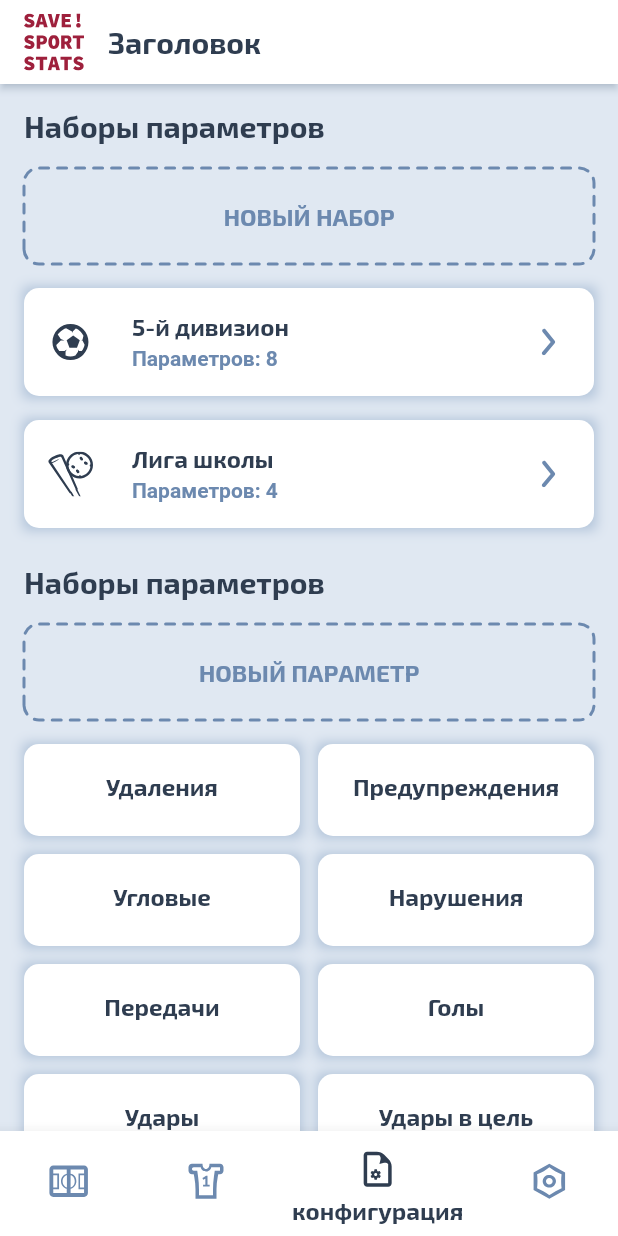
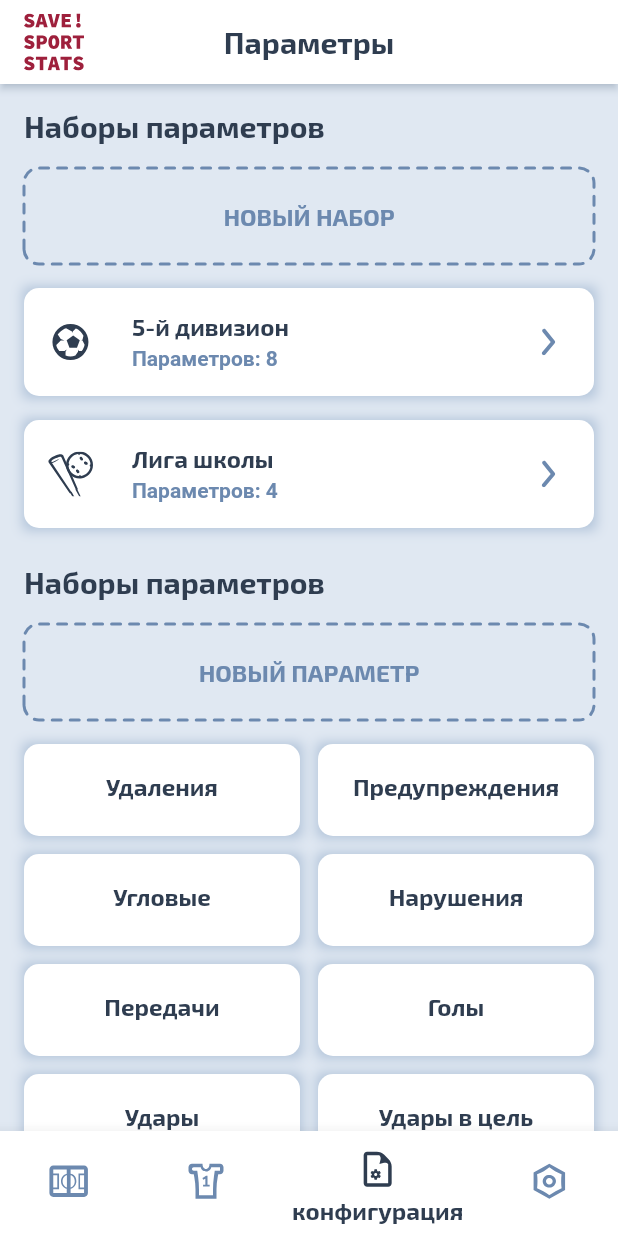
Before and after one commit to eugene-dadonov/save_sport_stats, a Flutter app: the screen it shows after launch, item 3 of the bottom bar chosen, on a phone screen of 412 x 824 dp. Run offline on Flutter 3.47's test engine with Material 2 defaults, Android fonts, the light colour scheme and no system bars; drawn by our look-alikes of dotted_border; our stand-ins replace bloc, equatable, flutter_bloc, flutter_svg, google_fonts, hive and 2 more; accounts and stored records are empty; Roboto replaces fonts that are missing (Ubuntu).

Commit message:
- PageViewer для Home;

```diff
--- a/lib/features/screen_home/presentation/page/home_page.dart
+++ b/lib/features/screen_home/presentation/page/home_page.dart
@@ -16,58 +16,128 @@ import 'package:sport_stats_live/features/screen_settings/presentation/page.dart
 import 'package:sport_stats_live/features/screen_teams_list/presentation/page/team_list_page.dart';
 import 'package:sport_stats_live/features/team/domain/bloc/bloc.dart';
 
-class HomeScreen extends StatelessWidget {
+class HomeScreen extends StatefulWidget {
   const HomeScreen({Key? key}) : super(key: key);
+
+  @override
+  State<HomeScreen> createState() => _HomeScreenState();
+}
+
+class _HomeScreenState extends State<HomeScreen> {
+  late List<Widget> pages;
+  int _selectedIndex = 0;
+
+  final PageController pageController = PageController(
+    initialPage: 0,
+    keepPage: true,
+  );
+
+  @override
+  void initState() {
+    pages = <Widget>[
+      MatchListPage.view(context.read<MatchBloc>()),
+      TeamsListPage.view(BlocProvider.of<TeamsBloc>(context)),
+      ConfigurationScreen.view(
+        configurationBloc: BlocProvider.of<ConfigurationBloc>(context),
+        parameterBloc: BlocProvider.of<ParameterBloc>(context),
+      ),
+      const SettingsScreen(),
+    ];
+  }
 
   @override
   Widget build(BuildContext context) {
     return BlocBuilder<TabBloc, AppTab>(
       builder: (context, activeTab) {
-        final textColor = ThemeHolder.of(context).main;
         return Scaffold(
-          //TODO: Вынести AppBar в отдельный Bloc
-          appBar: AppBar(
-            backgroundColor: ThemeHolder.of(context).card,
-            elevation: 2,
-            shadowColor: ThemeHolder.of(context).cardShadow,
-            title: Text(
-              "Заголовок",
-              style: ThemeHolder.of(context).textStyle.h2(color: textColor),
-            ),
-            leading: Padding(
-              padding: const EdgeInsets.only(left: 16),
-              child: AppIcon(
-                icon: AppIcons.logo,
-                color: ThemeHolder.of(context).warning,
-                height: 50,
-              ),
-            ),
-            actions: [],
+          appBar: _buildAppBar(context, activeTab),
+          body: PageView(
+            controller: pageController,
+            onPageChanged: (index) {
+              BlocProvider.of<TabBloc>(context).add(TabUpdated(AppTab.values[index]));
+            },
+            children: pages,
           ),
-          body: _getBody(context, activeTab),
           bottomNavigationBar: TabSelector(
             activeTab: activeTab,
-            onTabSelected: (tab) =>
-                BlocProvider.of<TabBloc>(context).add(TabUpdated(tab)),
+            onTabSelected: (tab) {
+              BlocProvider.of<TabBloc>(context).add(TabUpdated(tab));
+              pageController.jumpToPage(tab.index);
+            }
           ),
         );
       },
     );
   }
 
-  Widget _getBody(BuildContext context, AppTab appTab) {
+  AppBar _buildAppBar(BuildContext context, AppTab appTab) {
+    final textColor = ThemeHolder.of(context).main;
+
     switch (appTab) {
       case AppTab.matches:
-        return MatchListPage.view(context.read<MatchBloc>());
+        return AppBar(
+          centerTitle: true,
+          backgroundColor: ThemeHolder.of(context).card,
+          elevation: 2,
+          shadowColor: ThemeHolder.of(context).cardShadow,
+          title: Text(
+            "Матчи",
+            style: ThemeHolder.of(context).textStyle.h2(color: textColor),
+          ),
+          leading: const _AppLogo(),
+        );
       case AppTab.teams:
-        return TeamsListPage.view(BlocProvider.of<TeamsBloc>(context));
+        return AppBar(
+          centerTitle: true,
+          backgroundColor: ThemeHolder.of(context).card,
+          elevation: 2,
+          shadowColor: ThemeHolder.of(context).cardShadow,
+          title: Text(
+            "Команды",
+            style: ThemeHolder.of(context).textStyle.h2(color: textColor),
+          ),
+          leading: const _AppLogo(),
+        );
       case AppTab.configuration:
-        return ConfigurationScreen.view(
-          configurationBloc: BlocProvider.of<ConfigurationBloc>(context),
-          parameterBloc: BlocProvider.of<ParameterBloc>(context),
+        return AppBar(
+          centerTitle: true,
+          backgroundColor: ThemeHolder.of(context).card,
+          elevation: 2,
+          shadowColor: ThemeHolder.of(context).cardShadow,
+          title: Text(
+            "Параметры",
+            style: ThemeHolder.of(context).textStyle.h2(color: textColor),
+          ),
+          leading: const _AppLogo(),
         );
       case AppTab.settings:
-        return const SettingsScreen();
+        return AppBar(
+          centerTitle: true,
+          backgroundColor: ThemeHolder.of(context).card,
+          elevation: 2,
+          shadowColor: ThemeHolder.of(context).cardShadow,
+          title: Text(
+            "Настройки",
+            style: ThemeHolder.of(context).textStyle.h2(color: textColor),
+          ),
+          leading: const _AppLogo(),
+        );
     }
   }
 }
+
+class _AppLogo extends StatelessWidget {
+  const _AppLogo({Key? key}) : super(key: key);
+
+  @override
+  Widget build(BuildContext context) {
+    return Padding(
+      padding: const EdgeInsets.only(left: 16),
+      child: AppIcon(
+        icon: AppIcons.logo,
+        color: ThemeHolder.of(context).warning,
+        height: 50,
+      ),
+    );
+  }
+}
--- /dev/null
+++ b/lib/features/screen_home/presentation/toolbar/toolbar.dart
@@ -0,0 +1,18 @@
+import 'package:flutter/material.dart';
+
+class Toolbar extends StatelessWidget implements PreferredSize{
+  const Toolbar({Key? key}) : super(key: key);
+
+  @override
+  Widget build(BuildContext context) {
+    return Container();
+  }
+
+  @override
+  // TODO: implement child
+  Widget get child => throw UnimplementedError();
+
+  @override
+  // TODO: implement preferredSize
+  Size get preferredSize => throw UnimplementedError();
+}
```
Also changed, not shown: lib/features/screen_home/domain/bloc/state.dart (line endings or trailing spaces).
